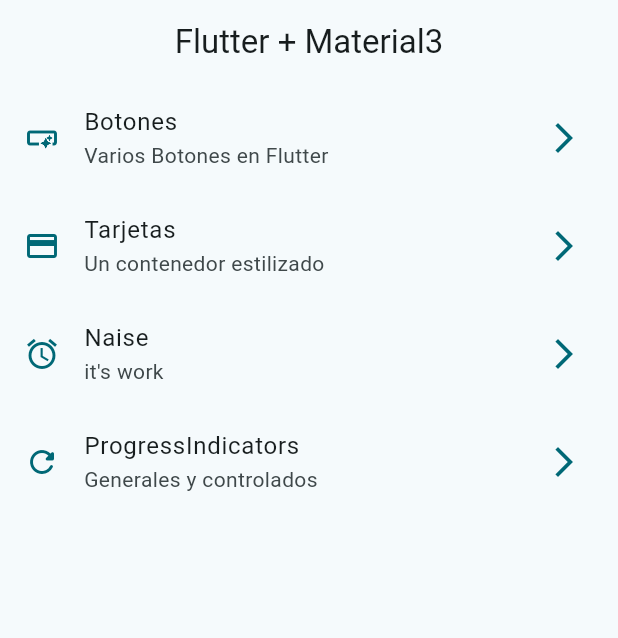
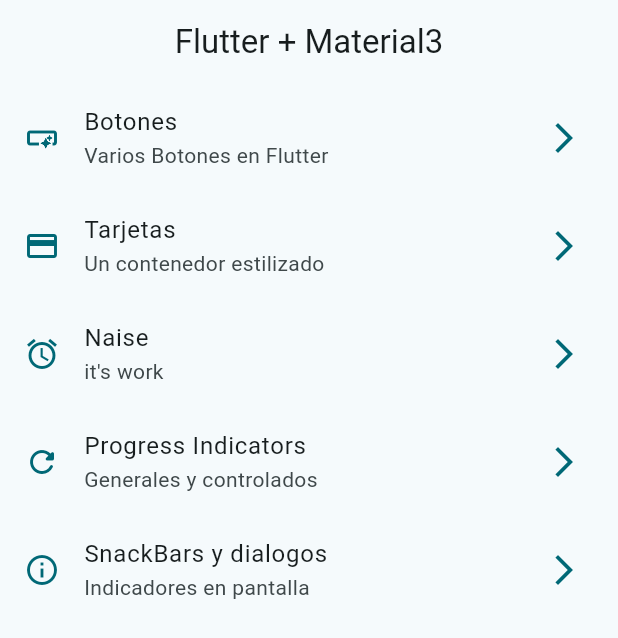
Before and after one commit to JAMM0118/widgets_app, a Flutter app: the screen it shows after launch, on a phone screen of 412 x 824 dp. Shown: the top 638 px of the screen. Run offline on Flutter 3.47's test engine with Material 2 defaults, Android fonts, the phone set to English and light mode, and no system bars; our stand-ins replace go_router.

Commit message:
snackbars y dialogos

```diff
--- a/lib/config/menu/menu_items.dart
+++ b/lib/config/menu/menu_items.dart
@@ -39,11 +39,19 @@ const appMenuItems = <MenuItem>[
     ),
 
     MenuItem(
-    title: "ProgressIndicators",
+    title: "Progress Indicators",
     subTitle: "Generales y controlados",
     link: "/progress",
     icon: Icons.refresh_rounded
     ),
 
+    MenuItem(
+    title: "SnackBars y dialogos",
+    subTitle: "Indicadores en pantalla",
+    link: "/snackbar",
+    icon: Icons.info_outline
+    ),
+
+
 
 ];
--- a/lib/config/router/app_router.dart
+++ b/lib/config/router/app_router.dart
@@ -33,6 +33,11 @@ final appRouter = GoRouter(
     GoRoute(
       path: "/progress",
       builder: (context, state) => const ProgressScreen(),
+    ),
+
+     GoRoute(
+      path: "/snackbar",
+      builder: (context, state) => const SnackBarScreen(),
     )
   ],
 );
--- a/lib/main.dart
+++ b/lib/main.dart
@@ -12,6 +12,7 @@ class MainApp extends StatelessWidget {
   @override
   Widget build(BuildContext context) {
     return MaterialApp.router(
+      title: "Flutter Widgets App",
       routerConfig: appRouter,
       debugShowCheckedModeBanner: false,
       theme: AppTheme(selectedColor: 8).getTheme(),
```
Also changed, not shown: lib/presetation/screens/snackbar/snackbar_screen.dart (+77 -1 lines).
